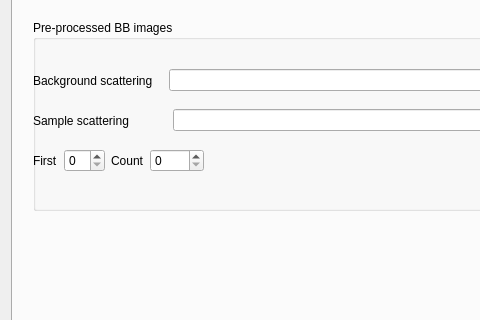
Above: frameworks/imageprocessing/modules/ImagingModulesGui/src/bblognormdlg.ui from neutronimaging/imagingsuite before the change; both pictures show x 0 to 480 and y 577 to 897 of the 1094 by 982 pixel window. Below: the same form after it.
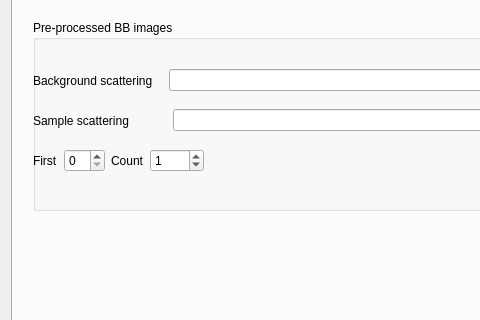
That is the form after the change. Custom widgets are drawn as their Qt base class.

```diff
--- a/frameworks/imageprocessing/modules/ImagingModulesGui/src/bblognormdlg.ui
+++ b/frameworks/imageprocessing/modules/ImagingModulesGui/src/bblognormdlg.ui
@@ -296,6 +296,9 @@
            <property name="maximum">
             <number>9999</number>
            </property>
+           <property name="value">
+            <number>1</number>
+           </property>
           </widget>
          </item>
          <item>
```
